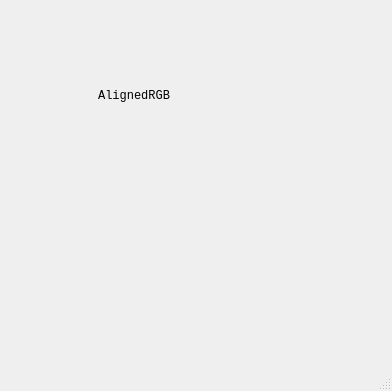
Qt form src/mainwindow.ui (somabuggy2020/ONGAProject) before a commit.
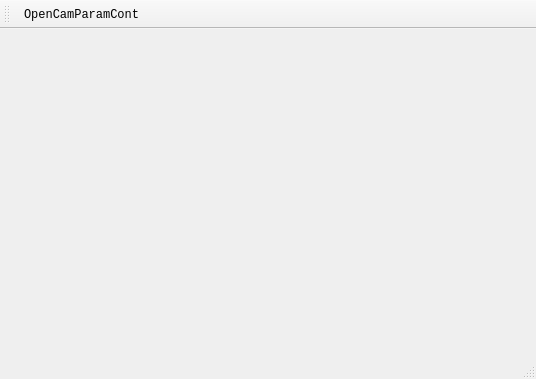
The same form after that commit.

Patch:
```diff
--- a/src/mainwindow.ui
+++ b/src/mainwindow.ui
@@ -6,8 +6,8 @@
    <rect>
     <x>0</x>
     <y>0</y>
-    <width>392</width>
-    <height>391</height>
+    <width>536</width>
+    <height>379</height>
    </rect>
   </property>
   <property name="minimumSize">
@@ -26,22 +26,6 @@
   </property>
   <widget class="QWidget" name="centralwidget">
    <layout class="QVBoxLayout" name="verticalLayout">
-    <item>
-     <widget class="QLabel" name="lblAlignedRGB">
-      <property name="maximumSize">
-       <size>
-        <width>250</width>
-        <height>250</height>
-       </size>
-      </property>
-      <property name="text">
-       <string>AlignedRGB</string>
-      </property>
-      <property name="alignment">
-       <set>Qt::AlignCenter</set>
-      </property>
-     </widget>
-    </item>
     <item>
      <widget class="QWidget" name="widget" native="true"/>
     </item>
@@ -57,7 +41,30 @@
     </rect>
    </property>
   </widget>
-  <widget class="QStatusBar" name="statusbar"/>
+  <widget class="QStatusBar" name="statusbar">
+   <property name="font">
+    <font>
+     <family>Consolas</family>
+    </font>
+   </property>
+  </widget>
+  <widget class="QToolBar" name="toolBar">
+   <property name="windowTitle">
+    <string>toolBar</string>
+   </property>
+   <attribute name="toolBarArea">
+    <enum>TopToolBarArea</enum>
+   </attribute>
+   <attribute name="toolBarBreak">
+    <bool>false</bool>
+   </attribute>
+   <addaction name="actOpenCamParamCont"/>
+  </widget>
+  <action name="actOpenCamParamCont">
+   <property name="text">
+    <string>OpenCamParamCont</string>
+   </property>
+  </action>
  </widget>
  <resources/>
  <connections/>
```
Left out of the diff: 2 changed lines with no effect on the pictures.
